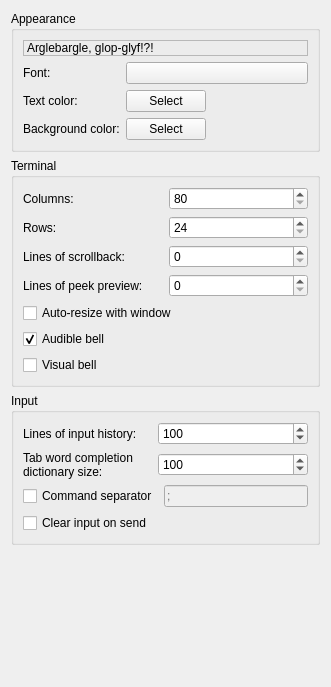
First picture: the form in src/preferences/clientpage.ui, repository MUME/MMapper, before the edit.
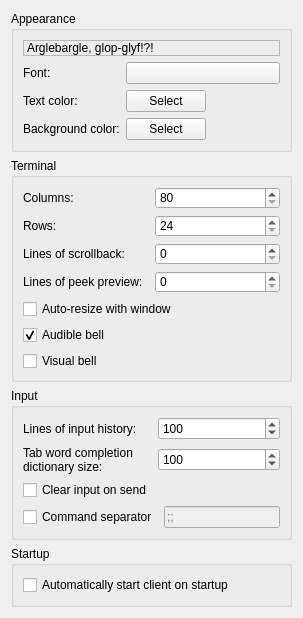
Second picture: the form after the edit.

Commit message: - Hotkey support for client

Diff of the .ui file:
```diff
--- a/src/preferences/clientpage.ui
+++ b/src/preferences/clientpage.ui
@@ -6,8 +6,8 @@
    <rect>
     <x>0</x>
     <y>0</y>
-    <width>331</width>
-    <height>687</height>
+    <width>303</width>
+    <height>534</height>
    </rect>
   </property>
   <property name="windowTitle">
@@ -236,45 +236,6 @@
       <string>Input</string>
      </property>
      <layout class="QGridLayout" name="gridLayout_2">
-      <item row="2" column="1">
-       <widget class="QSpinBox" name="tabDictionarySpinBox">
-        <property name="showGroupSeparator" stdset="0">
-         <bool>true</bool>
-        </property>
-        <property name="minimum">
-         <number>0</number>
-        </property>
-        <property name="maximum">
-         <number>1000</number>
-        </property>
-        <property name="value">
-         <number>100</number>
-        </property>
-       </widget>
-      </item>
-      <item row="1" column="1">
-       <widget class="QSpinBox" name="inputHistorySpinBox">
-        <property name="showGroupSeparator" stdset="0">
-         <bool>true</bool>
-        </property>
-        <property name="minimum">
-         <number>0</number>
-        </property>
-        <property name="maximum">
-         <number>1000</number>
-        </property>
-        <property name="value">
-         <number>100</number>
-        </property>
-       </widget>
-      </item>
-      <item row="4" column="0">
-       <widget class="QCheckBox" name="clearInputCheckBox">
-        <property name="text">
-         <string>Clear input on send</string>
-        </property>
-       </widget>
-      </item>
       <item row="2" column="0">
        <widget class="QLabel" name="label_3">
         <property name="text">
@@ -288,19 +249,6 @@
         </property>
        </widget>
       </item>
-      <item row="4" column="1">
-       <spacer name="horizontalSpacer_2">
-        <property name="orientation">
-         <enum>Qt::Horizontal</enum>
-        </property>
-        <property name="sizeHint" stdset="0">
-         <size>
-          <width>40</width>
-          <height>20</height>
-         </size>
-        </property>
-       </spacer>
-      </item>
       <item row="1" column="0">
        <widget class="QLabel" name="label_8">
         <property name="text">
@@ -314,8 +262,60 @@
         </property>
        </widget>
       </item>
-      <item row="3" column="0" colspan="2">
-       <layout class="QHBoxLayout" name="horizontalLayout">
+      <item row="2" column="1">
+       <widget class="QSpinBox" name="tabDictionarySpinBox">
+        <property name="showGroupSeparator" stdset="0">
+         <bool>true</bool>
+        </property>
+        <property name="minimum">
+         <number>0</number>
+        </property>
+        <property name="maximum">
+         <number>1000</number>
+        </property>
+        <property name="value">
+         <number>100</number>
+        </property>
+       </widget>
+      </item>
+      <item row="1" column="1">
+       <widget class="QSpinBox" name="inputHistorySpinBox">
+        <property name="showGroupSeparator" stdset="0">
+         <bool>true</bool>
+        </property>
+        <property name="minimum">
+         <number>0</number>
+        </property>
+        <property name="maximum">
+         <number>1000</number>
+        </property>
+        <property name="value">
+         <number>100</number>
+        </property>
+       </widget>
+      </item>
+      <item row="3" column="0">
+       <widget class="QCheckBox" name="clearInputCheckBox">
+        <property name="text">
+         <string>Clear input on send</string>
+        </property>
+       </widget>
+      </item>
+      <item row="3" column="1">
+       <spacer name="horizontalSpacer_2">
+        <property name="orientation">
+         <enum>Qt::Horizontal</enum>
+        </property>
+        <property name="sizeHint" stdset="0">
+         <size>
+          <width>40</width>
+          <height>20</height>
+         </size>
+        </property>
+       </spacer>
+      </item>
+      <item row="4" column="0" colspan="2">
+       <layout class="QHBoxLayout" name="commandSeparatorLayout">
         <item>
          <widget class="QCheckBox" name="commandSeparatorCheckBox">
           <property name="text">
@@ -332,7 +332,7 @@
            <number>1</number>
           </property>
           <property name="placeholderText">
-           <string>;</string>
+           <string>;;</string>
           </property>
          </widget>
         </item>
@@ -341,6 +341,22 @@
      </layout>
     </widget>
    </item>
+   <item>
+    <widget class="QGroupBox" name="startupGroupBox">
+     <property name="title">
+      <string>Startup</string>
+     </property>
+     <layout class="QVBoxLayout" name="verticalLayout_2">
+      <item>
+       <widget class="QCheckBox" name="autoStartClientCheck">
+        <property name="text">
+         <string>Automatically start client on startup</string>
+        </property>
+       </widget>
+      </item>
+     </layout>
+    </widget>
+   </item>
    <item>
     <spacer name="verticalSpacer">
      <property name="orientation">
```
Left out of the diff: 9 changed lines with no effect on the pictures. The commit also changes 24 other files.
